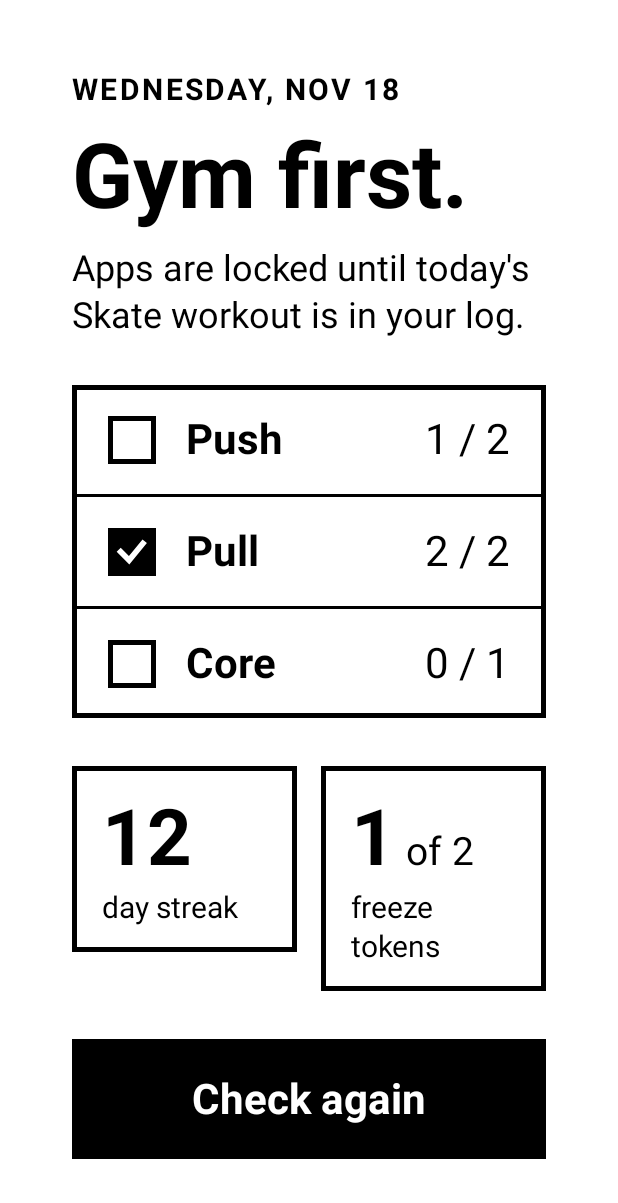
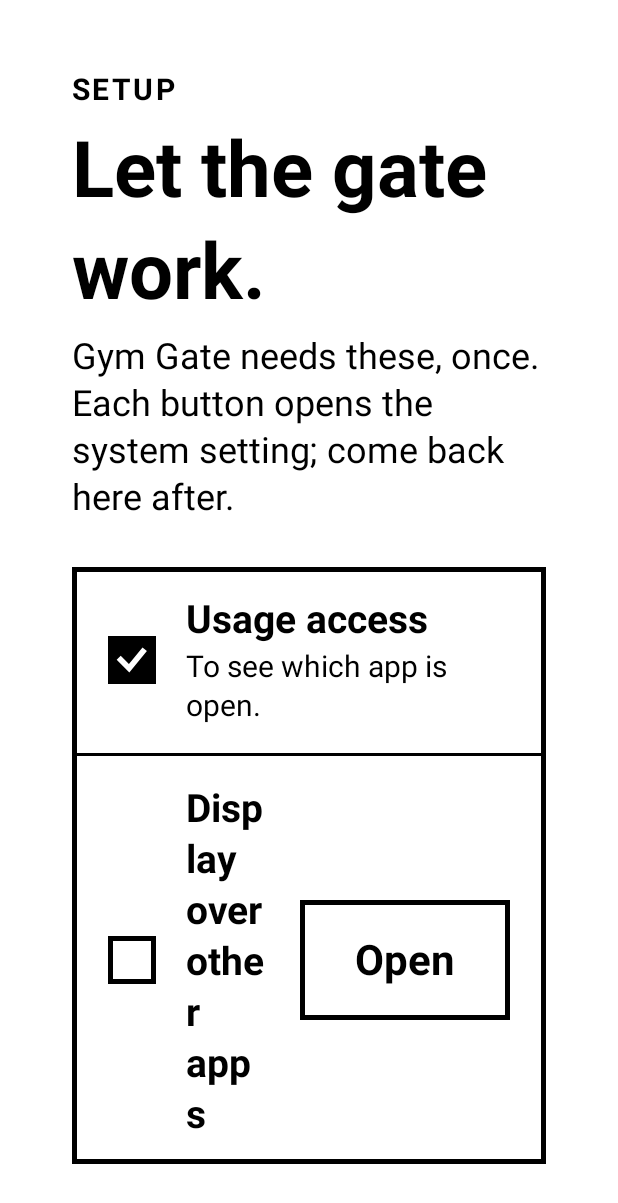
Before and after one commit to eldenmanking/tools, an Android app built with Jetpack Compose: the screen it shows after launch (MainActivity), on a phone screen of 412 x 824 dp. Shown: the top 1203 px of the screen. Run offline under Robolectric (Android 15) with nearby library versions, the phone set to English and light mode, and no system bars.

Commit message:
Gym gate: the watcher service, setup checklist and status notification
Step 3. WatchService is a foreground service in its own :watch process
that never loads Compose, following the memory measurements. While the
screen is on it polls the usage events once a second. When an app that
should be gated comes to the front, it starts GateActivity over it.
Polling stops while the screen is off. It also keeps the persistent
notification ("Locked · Upper · 1 of 3 goals", streak and tokens) and
redraws it only when the text changes. BootReceiver, also in :watch,
starts it again after a reboot or an update.

The launchers, Settings, System UI, the permission screens and the
phone app (for emergency calls) are never gated.

MainActivity shows a setup checklist until usage access and "display
over other apps" are granted. Without the second, a background service
can't start the gate. Notifications and the battery exemption are
optional and can be skipped.

The status cache moves from SharedPreferences to an atomically written
file, because SharedPreferences caches per process and the watcher
would miss the UI's writes. The watcher re-reads the file only when it
changes.

In core, ForegroundTracker keeps which activities are resumed between
polls, and notice() builds the notification text. Both are unit tested.

Co-Authored-By: Claude Opus 5.5 <noreply@anthropic.com>
Claude-Session: https://claude.ai/code/session_01Fs7QcSGWVK99H1Jb1m8Hf9

```diff
--- a/android/goals/app/src/main/kotlin/goals/app/MainActivity.kt
+++ b/android/goals/app/src/main/kotlin/goals/app/MainActivity.kt
@@ -3,14 +3,43 @@ package goals.app
 import android.os.Bundle
 import androidx.activity.ComponentActivity
 import androidx.activity.compose.setContent
+import androidx.compose.runtime.getValue
+import androidx.compose.runtime.mutableStateOf
+import androidx.compose.runtime.setValue
 import goals.app.data.SampleStatusSource
 import goals.app.data.StatusStore
+import goals.app.ui.SetupScreen
+import goals.app.watch.WatchService
 
-/** The app's own screen: the home screen, or the gate while today is locked. */
+/**
+ * The app's own screen: the setup checklist until the required permissions are granted
+ * (the optional ones until skipped), then the home screen or the gate. Starts the watcher.
+ */
 class MainActivity : ComponentActivity() {
+    private var missing by mutableStateOf(emptyList<Need>())
+    private var skippedOptional by mutableStateOf(false)
+
     override fun onCreate(savedInstanceState: Bundle?) {
         super.onCreate(savedInstanceState)
         val store = StatusStore(this)
-        setContent { GoalsApp(store, SampleStatusSource) }
+        setContent {
+            val required = missing.any { it.required }
+            if (required || (missing.isNotEmpty() && !skippedOptional)) {
+                SetupScreen(
+                    missing = missing,
+                    onOpen = { startActivity(Permissions.settingsIntent(this, it)) },
+                    onSkip = if (required) null else ({ skippedOptional = true }),
+                )
+            } else {
+                GoalsApp(store, SampleStatusSource)
+            }
+        }
+    }
+
+    override fun onResume() {
+        super.onResume()
+        // Re-check every time: the user comes back here from the settings screens.
+        missing = Permissions.missing(this)
+        WatchService.start(this)
     }
 }
--- /dev/null
+++ b/android/goals/app/src/main/kotlin/goals/app/Permissions.kt
@@ -0,0 +1,49 @@
+package goals.app
+
+import android.Manifest
+import android.app.AppOpsManager
+import android.content.Context
+import android.content.Intent
+import android.content.pm.PackageManager
+import android.net.Uri
+import android.os.PowerManager
+import android.os.Process
+import android.provider.Settings
+
+/** What the gate needs the user to grant in system settings, in the order to ask. */
+enum class Need(val title: String, val why: String, val required: Boolean) {
+    USAGE("Usage access", "To see which app is open.", required = true),
+    OVERLAY("Display over other apps", "To show the gate over a locked app.", required = true),
+    NOTIFICATIONS("Notifications", "To show your streak and today's status.", required = false),
+    BATTERY("Unrestricted battery", "So the tablet doesn't stop the gate in the background.", required = false),
+}
+
+/** Checks and settings screens for [Need]. Plain Android, safe to use from the :watch process. */
+object Permissions {
+    fun missing(context: Context): List<Need> = Need.entries.filter { !granted(context, it) }
+
+    /** The gate can run (it may still lack the optional ones). */
+    fun canWatch(context: Context): Boolean = missing(context).none { it.required }
+
+    fun granted(context: Context, need: Need): Boolean = when (need) {
+        Need.USAGE -> context.getSystemService(AppOpsManager::class.java)
+            .unsafeCheckOpNoThrow(AppOpsManager.OPSTR_GET_USAGE_STATS, Process.myUid(), context.packageName) ==
+            AppOpsManager.MODE_ALLOWED
+        Need.OVERLAY -> Settings.canDrawOverlays(context)
+        Need.NOTIFICATIONS -> context.checkSelfPermission(Manifest.permission.POST_NOTIFICATIONS) ==
+            PackageManager.PERMISSION_GRANTED
+        Need.BATTERY -> context.getSystemService(PowerManager::class.java).isIgnoringBatteryOptimizations(context.packageName)
+    }
+
+    /** The system screen where the user grants [need]. */
+    fun settingsIntent(context: Context, need: Need): Intent {
+        val pkg = Uri.parse("package:${context.packageName}")
+        return when (need) {
+            Need.USAGE -> Intent(Settings.ACTION_USAGE_ACCESS_SETTINGS)
+            Need.OVERLAY -> Intent(Settings.ACTION_MANAGE_OVERLAY_PERMISSION, pkg)
+            Need.NOTIFICATIONS -> Intent(Settings.ACTION_APP_NOTIFICATION_SETTINGS)
+                .putExtra(Settings.EXTRA_APP_PACKAGE, context.packageName)
+            Need.BATTERY -> Intent(Settings.ACTION_REQUEST_IGNORE_BATTERY_OPTIMIZATIONS, pkg)
+        }
+    }
+}
--- a/android/goals/app/src/main/kotlin/goals/app/data/StatusStore.kt
+++ b/android/goals/app/src/main/kotlin/goals/app/data/StatusStore.kt
@@ -1,21 +1,48 @@
 package goals.app.data
 
 import android.content.Context
+import android.util.AtomicFile
 import goals.core.Status
 import goals.core.StatusJson
 import goals.core.StatusResult
+import java.io.File
+import java.io.IOException
 
-/** The last status fetched, kept so the gate works offline (see goals.core.gateState). */
+/**
+ * The last status fetched, kept so the gate works offline (see goals.core.gateState).
+ * A file, not SharedPreferences, because two processes use it: the UI process writes it
+ * after each check and the :watch process reads it. SharedPreferences caches per process
+ * and wouldn't see the other's writes. Writes are atomic; [load] re-reads only when the
+ * file changed, so polling it is cheap.
+ */
 class StatusStore(context: Context) {
-    private val prefs = context.applicationContext.getSharedPreferences("status", Context.MODE_PRIVATE)
+    private val file = AtomicFile(File(context.applicationContext.filesDir, "status.json"))
+    private var loadedStamp = Long.MIN_VALUE
+    private var loaded: Status? = null
 
-    fun load(): Status? = prefs.getString(KEY, null)?.let { (StatusJson.parse(it) as? StatusResult.Ok)?.status }
-
-    fun save(status: Status) {
-        prefs.edit().putString(KEY, StatusJson.encode(status)).apply()
+    @Synchronized
+    fun load(): Status? {
+        val base = file.baseFile
+        val stamp = if (base.exists()) base.lastModified() xor base.length() else -1L
+        if (stamp != loadedStamp) {
+            loaded = try {
+                (StatusJson.parse(file.readFully().decodeToString()) as? StatusResult.Ok)?.status
+            } catch (e: IOException) {
+                null
+            }
+            loadedStamp = stamp
+        }
+        return loaded
     }
 
-    private companion object {
-        const val KEY = "last"
+    @Synchronized
+    fun save(status: Status) {
+        val out = file.startWrite()
+        try {
+            out.write(StatusJson.encode(status).encodeToByteArray())
+            file.finishWrite(out)
+        } catch (e: IOException) {
+            file.failWrite(out)
+        }
     }
 }
--- /dev/null
+++ b/android/goals/app/src/main/kotlin/goals/app/ui/SetupScreen.kt
@@ -0,0 +1,59 @@
+package goals.app.ui
+
+import androidx.compose.foundation.background
+import androidx.compose.foundation.layout.Arrangement
+import androidx.compose.foundation.layout.Column
+import androidx.compose.foundation.layout.Row
+import androidx.compose.foundation.layout.Spacer
+import androidx.compose.foundation.layout.fillMaxSize
+import androidx.compose.foundation.layout.fillMaxWidth
+import androidx.compose.foundation.layout.padding
+import androidx.compose.foundation.layout.systemBarsPadding
+import androidx.compose.foundation.layout.width
+import androidx.compose.runtime.Composable
+import androidx.compose.ui.Alignment
+import androidx.compose.ui.Modifier
+import androidx.compose.ui.unit.dp
+import androidx.compose.ui.unit.sp
+import goals.app.Need
+
+/**
+ * First-run checklist: each permission the gate needs, with a button to its settings
+ * screen. Shown until the required ones are granted; the optional ones show "Skip".
+ */
+@Composable
+fun SetupScreen(missing: List<Need>, onOpen: (Need) -> Unit, onSkip: (() -> Unit)?) {
+    Column(
+        modifier = Modifier.fillMaxSize().background(Ink.White).systemBarsPadding().padding(Ink.Gutter),
+        verticalArrangement = Arrangement.spacedBy(32.dp),
+    ) {
+        Column(verticalArrangement = Arrangement.spacedBy(12.dp)) {
+            InkLabel("Setup")
+            InkText("Let the gate work.", size = 52.sp, bold = true)
+            InkText("Gym Gate needs these, once. Each button opens the system setting; come back here after.")
+        }
+        InkList(
+            Need.entries.map { need ->
+                @Composable {
+                    val done = need !in missing
+                    Row(
+                        modifier = Modifier.fillMaxWidth().padding(horizontal = 24.dp, vertical = 20.dp),
+                        horizontalArrangement = Arrangement.spacedBy(20.dp),
+                        verticalAlignment = Alignment.CenterVertically,
+                    ) {
+                        InkCheck(done)
+                        Column(Modifier.weight(1f), verticalArrangement = Arrangement.spacedBy(4.dp)) {
+                            InkText(need.title + if (need.required) "" else " (optional)", size = 26.sp, bold = true)
+                            InkText(need.why, size = 20.sp)
+                        }
+                        if (!done) InkButton("Open", { onOpen(need) }, Modifier.width(140.dp), filled = false)
+                    }
+                }
+            },
+        )
+        Spacer(Modifier.weight(1f))
+        if (onSkip != null) {
+            InkButton("Continue without the optional ones", onSkip, Modifier.fillMaxWidth(), filled = false)
+        }
+    }
+}
--- /dev/null
+++ b/android/goals/app/src/main/res/drawable/ic_gate.xml
@@ -0,0 +1,11 @@
+<?xml version="1.0" encoding="utf-8"?>
+<!-- Notification icon: a padlock, solid shapes only (renders cleanly on e-ink). -->
+<vector xmlns:android="http://schemas.android.com/apk/res/android"
+    android:width="24dp"
+    android:height="24dp"
+    android:viewportWidth="24"
+    android:viewportHeight="24">
+    <path
+        android:fillColor="#FFFFFFFF"
+        android:pathData="M7,10V7a5,5 0,0 1,10 0v3h1a1,1 0,0 1,1 1v10a1,1 0,0 1,-1 1H6a1,1 0,0 1,-1 -1V11a1,1 0,0 1,1 -1h1zM9.5,10h5V7a2.5,2.5 0,0 0,-5 0v3z" />
+</vector>
```
Also changed, not shown: android/goals/app/src/main/AndroidManifest.xml (+44 -2 lines), android/goals/app/src/main/kotlin/goals/app/watch/BootReceiver.kt (added, +14 -0 lines), android/goals/app/src/main/kotlin/goals/app/watch/WatchService.kt (added, +203 -0 lines), android/goals/core/src/main/kotlin/goals/core/Foreground.kt (+23 -6 lines), android/goals/core/src/main/kotlin/goals/core/Notice.kt (added, +20 -0 lines), 4 other files.
